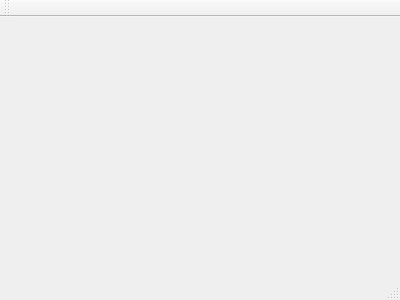
This is mainwindow.ui in s94285/SPICE as Qt 5 draws it before an edit. The edited form follows.
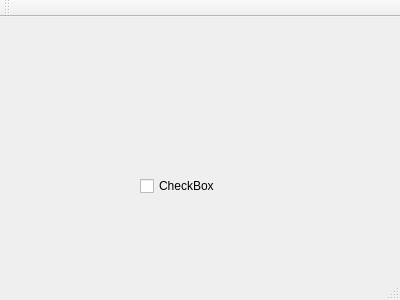
This is the edited form.

```diff
--- a/mainwindow.ui
+++ b/mainwindow.ui
@@ -13,7 +13,21 @@
   <property name="windowTitle">
    <string>MainWindow</string>
   </property>
-  <widget class="QWidget" name="centralWidget"/>
+  <widget class="QWidget" name="centralWidget">
+   <widget class="QCheckBox" name="checkBox">
+    <property name="geometry">
+     <rect>
+      <x>140</x>
+      <y>160</y>
+      <width>75</width>
+      <height>18</height>
+     </rect>
+    </property>
+    <property name="text">
+     <string>CheckBox</string>
+    </property>
+   </widget>
+  </widget>
   <widget class="QMenuBar" name="menuBar">
    <property name="geometry">
     <rect>
```
Left out of the diff: 2 changed lines with no effect on the pictures.
